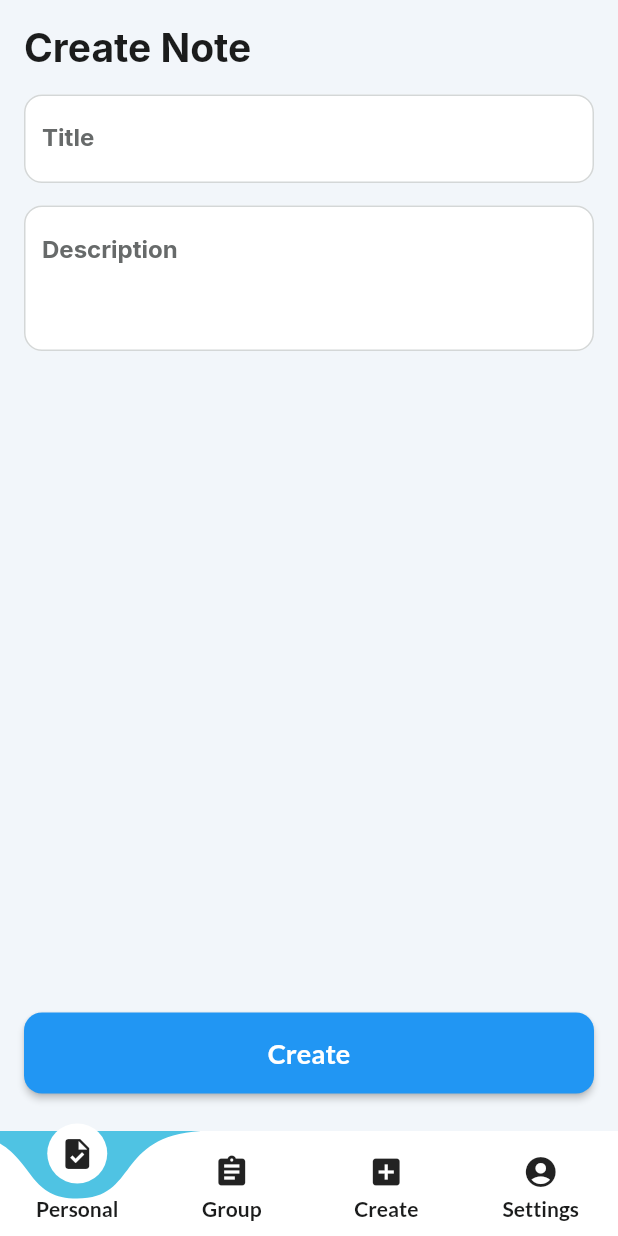
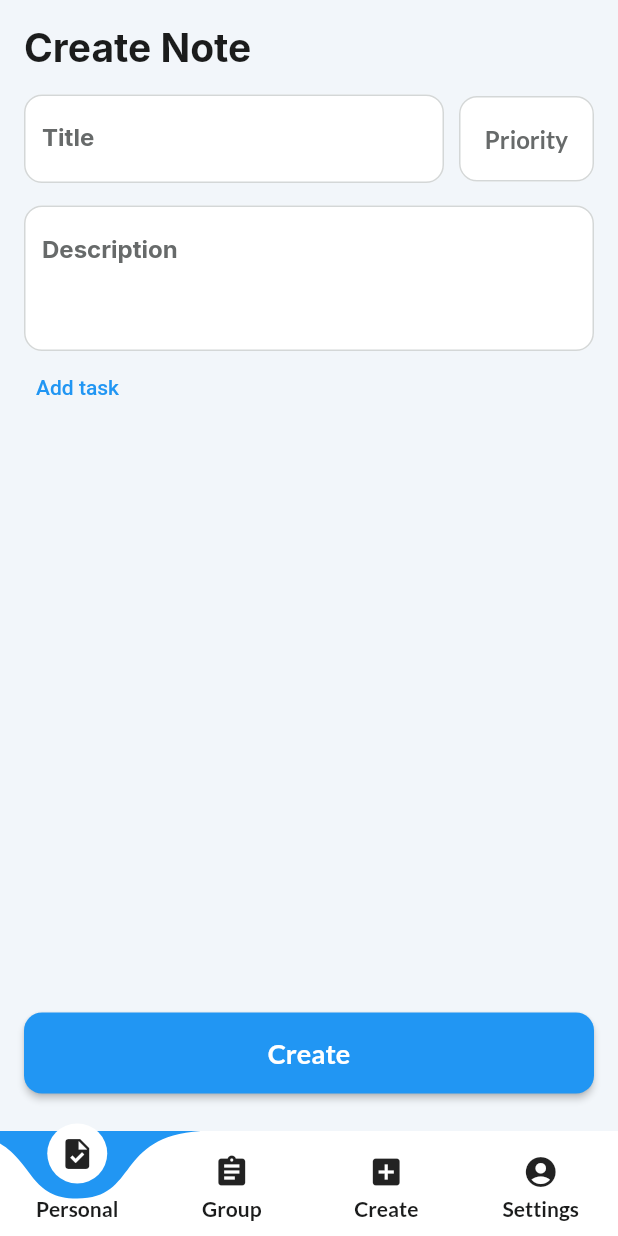
Before and after one commit to OrtexIsArtem/shared_notes, a Flutter app: the HomeScreen screen opened directly, swiped to page 3, on a phone screen of 412 x 824 dp. Run offline on Flutter 3.47's test engine with Material 2 defaults, Android fonts, the light colour scheme and no system bars; drawn by our look-alikes of curved_labeled_navigation_bar; our stand-ins replace cloud_firestore, equatable, firebase_auth, firebase_core, flutter_bloc, get and 3 more; missing offline and left inert: flow_builder; accounts and stored records are empty.

Commit message:
add task base logic

```diff
--- a/lib/screens/home/home_screen.dart
+++ b/lib/screens/home/home_screen.dart
@@ -36,17 +36,16 @@ class _HomeScreenState extends State<HomeScreen> {
       body: PageView(
         controller: _pageController,
         physics: const NeverScrollableScrollPhysics(),
-        children: [
-          const MyNotesScreen(),
+        children: const [
+          MyNotesScreen(),
           MainLayout(
             children: [
-              const MainHeader('Group Notes'),
-              const SizedBox(height: 20),
-
+              MainHeader('Group Notes'),
+              SizedBox(height: 20),
             ],
           ),
-          const CreateNoteScreen(),
-          const MainLayout(
+          CreateNoteScreen(),
+          MainLayout(
             children: [
               MainHeader('Profile'),
               SizedBox(height: 20),
--- /dev/null
+++ b/lib/screens/notes/add_task_screen.dart
@@ -0,0 +1,26 @@
+import 'package:flutter/material.dart';
+import 'package:shared_notes/layouts/back_layout.dart';
+import 'package:shared_notes/widgets/main_input.dart';
+
+class AddTaskScreen extends StatelessWidget {
+  const AddTaskScreen({super.key});
+
+  @override
+  Widget build(BuildContext context) {
+    return BackLayout(
+      child: Container(
+        child: Column(
+          crossAxisAlignment: CrossAxisAlignment.stretch,
+          children: [
+            const SizedBox(height: 15),
+            MainInput(labelText: 'Add new task'),
+            const SizedBox(height: 15),
+            Text('Task 1'),
+            Text('Task 2'),
+            Text('Task 3'),
+          ],
+        ),
+      ),
+    );
+  }
+}
--- a/lib/screens/notes/bloc/notes_bloc.dart
+++ b/lib/screens/notes/bloc/notes_bloc.dart
@@ -16,10 +16,10 @@ class NotesBloc extends Bloc<NotesEvent, NotesState> {
     on<NotesCreateNoteEvent>(_onCreateNote);
     on<NotesChangeTitleEvent>(_onChangeTitle);
     on<NotesChangDescriptionEvent>(_onChaneDescription);
-    _notesStream =
-        _notesRepository.notesStream().listen((notesList) {
-          add(NotesChangeNotesEvent(notesList));
-        });
+    on<NotesChangPriorityEvent>(_onChanePriority);
+    _notesStream = _notesRepository.notesStream().listen((notesList) {
+      add(NotesChangeNotesEvent(notesList));
+    });
   }
 
   final NotesRepository _notesRepository;
@@ -57,6 +57,13 @@ class NotesBloc extends Bloc<NotesEvent, NotesState> {
     emit(state.copyWith(description: event.value));
   }
 
+  void _onChanePriority(
+    NotesChangPriorityEvent event,
+    Emitter<NotesState> emit,
+  ) {
+    emit(state.copyWith(priority: event.value));
+  }
+
   @override
   Future<void> close() {
     _notesStream?.cancel();
--- a/lib/screens/notes/bloc/notes_event.dart
+++ b/lib/screens/notes/bloc/notes_event.dart
@@ -23,3 +23,9 @@ class NotesChangDescriptionEvent extends NotesEvent {
 
   final String value;
 }
+
+class NotesChangPriorityEvent extends NotesEvent {
+  const NotesChangPriorityEvent(this.value);
+
+  final PriorityModel value;
+}
--- a/lib/screens/notes/bloc/notes_state.dart
+++ b/lib/screens/notes/bloc/notes_state.dart
@@ -5,21 +5,25 @@ class NotesState {
     this.title = '',
     this.description = '',
     this.myNotes = const [],
+    this.priority,
   });
 
   final String title;
   final String description;
   final List<NoteModel> myNotes;
+  final PriorityModel? priority;
 
   NotesState copyWith({
     String? title,
     String? description,
     List<NoteModel>? myNotes,
+    PriorityModel? priority,
   }) {
     return NotesState(
       title: title ?? this.title,
       description: description ?? this.description,
       myNotes: myNotes ?? this.myNotes,
+      priority: priority ?? this.priority,
     );
   }
 }
--- a/lib/screens/notes/create_note_screen.dart
+++ b/lib/screens/notes/create_note_screen.dart
@@ -1,8 +1,12 @@
+import 'package:flutter/cupertino.dart';
 import 'package:flutter/material.dart';
 import 'package:flutter_bloc/flutter_bloc.dart';
+import 'package:get/route_manager.dart';
 import 'package:shared_notes/constant/common.dart';
 import 'package:shared_notes/layouts/layouts.dart';
+import 'package:shared_notes/screens/notes/add_task_screen.dart';
 import 'package:shared_notes/screens/notes/bloc/notes_bloc.dart';
+import 'package:shared_notes/screens/notes/widgets/widgets.dart';
 import 'package:shared_notes/widgets/widgets.dart';
 
 class CreateNoteScreen extends StatefulWidget {
@@ -14,7 +18,6 @@ class CreateNoteScreen extends StatefulWidget {
 
 class _CreateNoteScreenState extends State<CreateNoteScreen> {
   final _formKey = GlobalKey<FormState>();
-
 
   @override
   Widget build(BuildContext context) {
@@ -30,12 +33,24 @@ class _CreateNoteScreenState extends State<CreateNoteScreen> {
             key: _formKey,
             child: Column(
               children: [
-                MainInput(
-                  labelText: 'Title',
-                  initialValue: state.title,
-                  onChanged: (value) {
-                    bloc.add(NotesChangeTitleEvent(value));
-                  },
+                Row(
+                  children: [
+                    Expanded(
+                      child: MainInput(
+                        labelText: 'Title',
+                        initialValue: state.title,
+                        onChanged: (value) {
+                          bloc.add(NotesChangeTitleEvent(value));
+                        },
+                      ),
+                    ),
+                    const SizedBox(width: 10),
+                    PriorityButton(
+                      onConfirm: (priority) {
+                        bloc.add(NotesChangPriorityEvent(priority));
+                      },
+                    ),
+                  ],
                 ),
                 const SizedBox(height: kBottomMargin),
                 MainTextArea(
@@ -44,6 +59,16 @@ class _CreateNoteScreenState extends State<CreateNoteScreen> {
                   onChanged: (value) {
                     bloc.add(NotesChangDescriptionEvent(value));
                   },
+                ),
+                Row(
+                  children: [
+                    TextButton(
+                      onPressed: () {
+                        Get.to(AddTaskScreen());
+                      },
+                      child: const Text('Add task'),
+                    ),
+                  ],
                 ),
                 const Spacer(),
                 MainButton(
--- /dev/null
+++ b/lib/screens/notes/new_task_bloc/new_task_cubit.dart
@@ -0,0 +1,8 @@
+
+import 'package:flutter_bloc/flutter_bloc.dart';
+
+part 'new_task_state.dart';
+
+class NewTaskCubit extends Cubit<NewTaskState> {
+  NewTaskCubit() : super(NewTaskState());
+}
--- /dev/null
+++ b/lib/screens/notes/new_task_bloc/new_task_state.dart
@@ -0,0 +1,27 @@
+part of 'new_task_cubit.dart';
+
+class Task {
+  Task({
+    required this.id,
+    required this.name,
+  });
+
+  final String id;
+  final String name;
+}
+
+class NewTaskState {
+  final List<Task> tasks;
+
+  NewTaskState({
+    this.tasks = const [],
+  });
+
+  NewTaskState copyWith({
+    List<Task>? tasks,
+  }) {
+    return NewTaskState(
+      tasks: tasks ?? this.tasks,
+    );
+  }
+}
--- /dev/null
+++ b/lib/screens/notes/widgets/priority_button.dart
@@ -0,0 +1,97 @@
+import 'package:flutter/material.dart';
+import 'package:notes_repository/notes_repository.dart';
+import 'package:shared_notes/constant/constant.dart';
+import 'package:shared_notes/theme/theme.dart';
+import 'package:shared_notes/utils/utils.dart';
+
+class PriorityButton extends StatefulWidget {
+  const PriorityButton({
+    super.key,
+    required this.onConfirm,
+  });
+
+  final void Function(PriorityModel) onConfirm;
+
+  @override
+  State<PriorityButton> createState() => _PriorityButtonState();
+}
+
+class _PriorityButtonState extends State<PriorityButton> {
+  PriorityModel? priority;
+
+  Color getColorForPriority(PriorityModel priority) {
+    switch (priority) {
+      case PriorityModel.low:
+        return Colors.green;
+      case PriorityModel.medium:
+        return Colors.orange;
+      case PriorityModel.high:
+        return Colors.red;
+      default:
+        return Colors.black;
+    }
+  }
+
+  @override
+  Widget build(BuildContext context) {
+    final textTheme = Theme.of(context).textTheme;
+    return Material(
+      color: Colors.white,
+      borderRadius: BorderRadius.circular(kInputBorderRadius),
+      child: InkWell(
+        borderRadius: BorderRadius.circular(kInputBorderRadius),
+        onTap: () {
+          showWheel(
+            context: context,
+            onConfirm: () {
+              setState(() {
+                priority = priority ?? PriorityModel.getByIndex(0);
+              });
+              widget.onConfirm(priority!);
+            },
+            child: Scaffold(
+              body: CupertinoWheelPicker(
+                onSelectedItemChanged: (int index) {
+                  setState(() {
+                    priority = PriorityModel.getByIndex(index);
+                  });
+                  widget.onConfirm(priority!);
+                },
+                children: PriorityModel.values
+                    .map(
+                      (priority) => Center(
+                        child: Text(priority.name),
+                      ),
+                    )
+                    .toList(),
+              ),
+            ),
+            onCancel: () {},
+          );
+        },
+        child: Container(
+          alignment: Alignment.center,
+          width: 90,
+          height: 57,
+          decoration: BoxDecoration(
+            border: Border.all(
+              width: 1,
+              color: AppColors.border,
+            ),
+            borderRadius: BorderRadius.circular(kInputBorderRadius),
+          ),
+          child: Text(
+            priority?.name ?? 'Priority',
+            style: priority == null
+                ? textTheme.bodySmall!.copyWith(
+                    color: AppColors.grayText,
+                  )
+                : textTheme.bodySmall!.copyWith(
+                    color: getColorForPriority(priority!),
+                  ),
+          ),
+        ),
+      ),
+    );
+  }
+}
--- /dev/null
+++ b/lib/screens/notes/widgets/widgets.dart
@@ -0,0 +1 @@
+export 'priority_button.dart';
--- a/lib/theme/theme.dart
+++ b/lib/theme/theme.dart
@@ -51,7 +51,7 @@ class AppColors {
   const AppColors._();
 
   static const Color background = Color(0xFFF2F6FA);
-  static const Color primary = Color(0xFF4FC3E3);
+  static const Color primary = Color(0xFF2196F3);
 
   static const Color primaryText = Color(0xFF1B1C1C);
   static const Color grayText = Color(0xFF676A6A);
--- /dev/null
+++ b/lib/utils/utils.dart
@@ -0,0 +1,2 @@
+export 'show_wheel.dart';
+export 'snack_bar.dart';
--- a/lib/widgets/widgets.dart
+++ b/lib/widgets/widgets.dart
@@ -1,4 +1,3 @@
-export 'snack_bar.dart';
 export 'header_back.dart';
 export 'empty_content.dart';
 export 'bottom_sheet_wrapper.dart';
```
Also changed, not shown: lib/utils/show_wheel.dart (added, +88 -0 lines), packages/auth_repository/lib/src/auth_repository.dart (+8 -7 lines), packages/notes_repository/lib/src/models/priority_model.dart (+11 -0 lines), lib/utils/snack_bar.dart (renamed from lib/widgets/snack_bar.dart).
